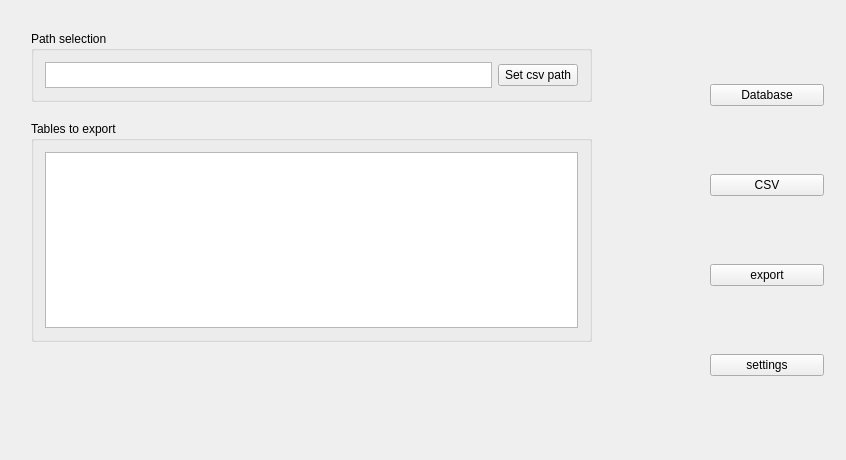
Qt form mainwindow.ui (Trother555/ConverTable) before a commit.
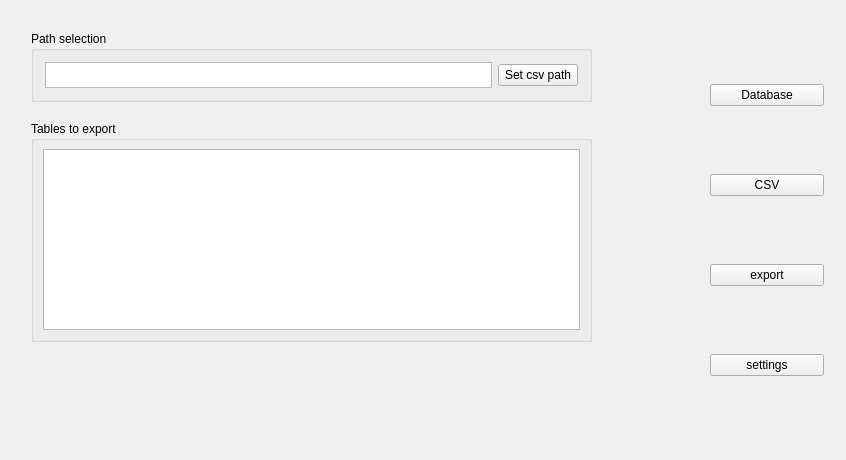
The same form after that commit. Custom widgets are drawn as their Qt base class.

Commit message: 1)Добавлена документация Doxygen 2)реализован касс DbNamesListView

Patch:
```diff
--- a/mainwindow.ui
+++ b/mainwindow.ui
@@ -255,11 +255,16 @@
            <property name="title">
             <string>Tables to export</string>
            </property>
-           <layout class="QGridLayout" name="gridLayout_5">
-            <item row="0" column="0">
-             <widget class="QListWidget" name="listWidget"/>
-            </item>
-           </layout>
+           <widget class="DbNamesListView" name="listWidget">
+            <property name="geometry">
+             <rect>
+              <x>12</x>
+              <y>28</y>
+              <width>537</width>
+              <height>181</height>
+             </rect>
+            </property>
+           </widget>
           </widget>
          </widget>
         </widget>
@@ -321,6 +326,11 @@
    <header>dbtablesview.h</header>
    <container>1</container>
   </customwidget>
+  <customwidget>
+   <class>DbNamesListView</class>
+   <extends>QListWidget</extends>
+   <header location="global">DbNamesListView.h</header>
+  </customwidget>
  </customwidgets>
  <resources/>
  <connections/>
```
The commit also changes 134 other files.
